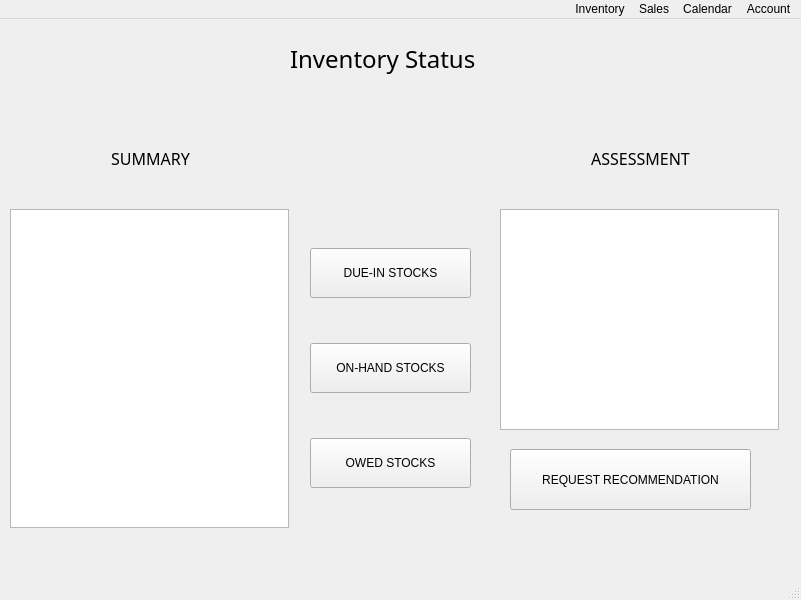
Before: the Qt Designer form landingPage.ui in ongchangco/Economystique2, drawn with Qt 5.
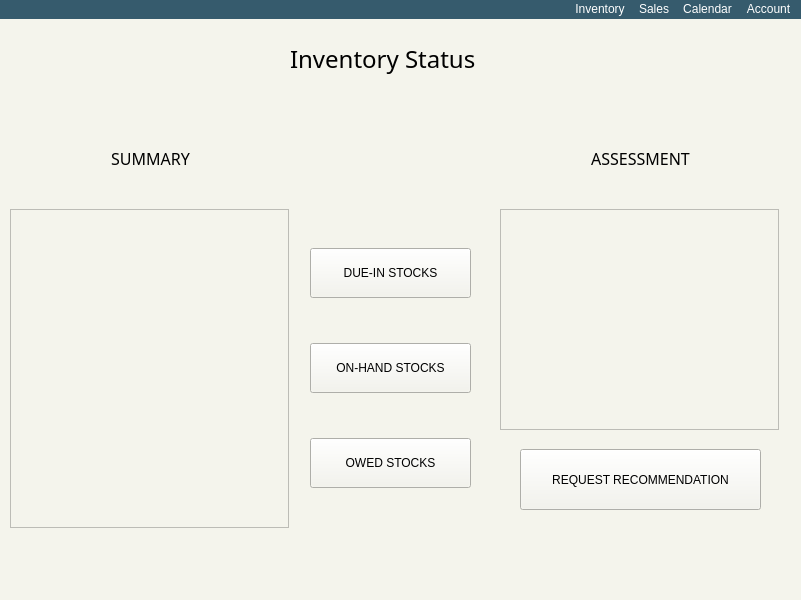
After: the same form once the commit is applied.

Commit message: Changed Colors for landingPage

Patch:
```diff
--- a/landingPage.ui
+++ b/landingPage.ui
@@ -13,6 +13,9 @@
   <property name="windowTitle">
    <string>MainWindow</string>
   </property>
+  <property name="styleSheet">
+   <string notr="true">background: #f4f4ec;</string>
+  </property>
   <widget class="QWidget" name="centralwidget">
    <widget class="QListView" name="assessmentListView">
     <property name="geometry">
@@ -67,7 +70,7 @@
    <widget class="QPushButton" name="recommendationButton">
     <property name="geometry">
      <rect>
-      <x>510</x>
+      <x>520</x>
       <y>430</y>
       <width>241</width>
       <height>61</height>
@@ -209,6 +212,10 @@
    <property name="layoutDirection">
     <enum>Qt::RightToLeft</enum>
    </property>
+   <property name="styleSheet">
+    <string notr="true">background: #365b6d;
+color:white;</string>
+   </property>
    <widget class="QMenu" name="menuInventory">
     <property name="title">
      <string>Account</string>
```
The commit also changes 2 other files.
